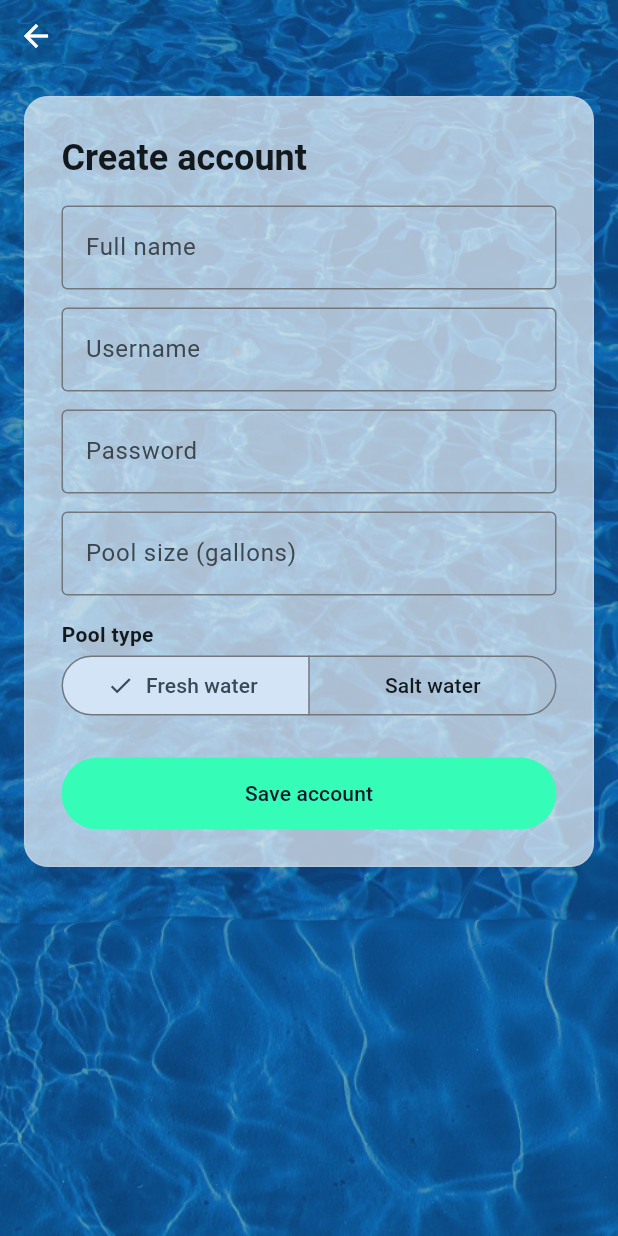
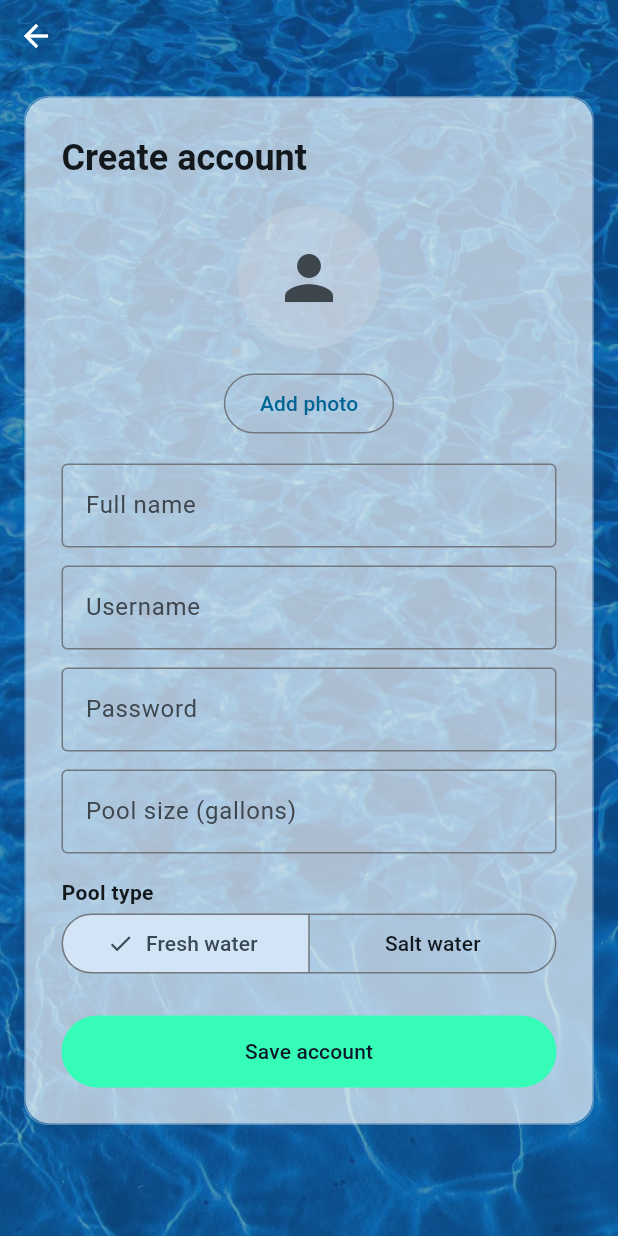
Before and after one commit to rainbow82/SoakSafeFlutter, a Flutter app: the CreateAccountScreen screen opened by its route, on a phone screen of 412 x 824 dp. Run offline on Flutter 3.47's test engine with Material 3 defaults, Android fonts, the phone set to English and light mode, and no system bars; our stand-ins replace file_picker, go_router, image_picker, local_auth, pdf, share_plus and 2 more; missing offline and left inert: pointycastle; accounts and stored records are empty.

Commit message:
fixed UI things that broke with flutter transisiton, setup iOS

```diff
--- a/lib/app_state.dart
+++ b/lib/app_state.dart
@@ -34,6 +34,7 @@ class AppState extends ChangeNotifier {
     currentUserId = null;
     currentUsername = null;
     await sessionService.clearSession();
+    await sessionService.clearBiometricEnrollment();
     notifyListeners();
   }
 }
--- a/lib/core/constants/app_strings.dart
+++ b/lib/core/constants/app_strings.dart
@@ -39,6 +39,11 @@ abstract final class AppStrings {
       'Remove this report entry permanently? This cannot be undone.';
   static const profileTitle = 'Profile';
   static const profileSaved = 'Profile updated.';
+  static const profilePhotoAdd = 'Add photo';
+  static const profilePhotoChange = 'Change photo';
+  static const profilePhotoRemove = 'Remove photo';
+  static const profilePhotoSaveFailed = 'Could not save your photo. Try another image.';
+  static const menuProfile = 'Profile';
   static const logout = 'Log out';
   static const pdfExportMenu = 'Export PDF';
   static const pdfReportDocumentTitle = 'SoakSafe — Maintenance Report';
--- a/lib/core/theme/soaksafe_colors.dart
+++ b/lib/core/theme/soaksafe_colors.dart
@@ -16,7 +16,7 @@ abstract final class SoakSafeColors {
   static const bottomBarBg = Color(0xFFDCD4E8);
   static const scrim = Color(0x661A2B45);
   static const dialogSurface = Color(0xFFFFFFFF);
-  static const checkboxChecked = Color(0xFF6D28D9);
+  static const checkboxChecked = saveButton;
   static const reportHeader = Color(0xFF006494);
   static const reportRowAlt = Color(0xFFF7F9FC);
 }
--- a/lib/widgets/frosted_card.dart
+++ b/lib/widgets/frosted_card.dart
@@ -18,11 +18,15 @@ class FrostedCard extends StatelessWidget {
     return Container(
       margin: margin,
       decoration: BoxDecoration(
-        color: SoakSafeColors.frostedSurface,
         borderRadius: BorderRadius.circular(16),
         border: Border.all(color: SoakSafeColors.frostedOutline),
       ),
-      child: Padding(padding: padding, child: child),
+      clipBehavior: Clip.antiAlias,
+      child: Material(
+        color: SoakSafeColors.frostedSurface,
+        borderRadius: BorderRadius.circular(16),
+        child: Padding(padding: padding, child: child),
+      ),
     );
   }
 }
--- /dev/null
+++ b/lib/widgets/profile_photo_section.dart
@@ -0,0 +1,80 @@
+import 'dart:io';
+
+import 'package:flutter/material.dart';
+import 'package:image_picker/image_picker.dart';
+import 'package:soaksafe/core/constants/app_strings.dart';
+import 'package:soaksafe/core/theme/soaksafe_colors.dart';
+
+class ProfilePhotoSection extends StatefulWidget {
+  const ProfilePhotoSection({
+    super.key,
+    this.initialFile,
+    this.onChanged,
+  });
+
+  final File? initialFile;
+  final void Function(File? previewFile, bool removeExisting)? onChanged;
+
+  @override
+  State<ProfilePhotoSection> createState() => _ProfilePhotoSectionState();
+}
+
+class _ProfilePhotoSectionState extends State<ProfilePhotoSection> {
+  File? _preview;
+  bool _removeExisting = false;
+
+  bool get _hasPhoto => !_removeExisting && (_preview != null || widget.initialFile != null);
+
+  File? get _displayFile =>
+      _removeExisting ? null : (_preview ?? widget.initialFile);
+
+  Future<void> _pickPhoto() async {
+    final picked = await ImagePicker().pickImage(
+      source: ImageSource.gallery,
+      maxWidth: 512,
+      maxHeight: 512,
+      imageQuality: 88,
+    );
+    if (picked == null || !mounted) return;
+    setState(() {
+      _preview = File(picked.path);
+      _removeExisting = false;
+    });
+    widget.onChanged?.call(_preview, false);
+  }
+
+  void _removePhoto() {
+    setState(() {
+      _preview = null;
+      _removeExisting = true;
+    });
+    widget.onChanged?.call(null, true);
+  }
+
+  @override
+  Widget build(BuildContext context) {
+    final file = _displayFile;
+    return Column(
+      children: [
+        CircleAvatar(
+          radius: 48,
+          backgroundColor: SoakSafeColors.frostedOutline,
+          backgroundImage: file != null ? FileImage(file) : null,
+          child: file == null
+              ? const Icon(Icons.person, size: 48, color: SoakSafeColors.homeFormOnSurfaceVariant)
+              : null,
+        ),
+        const SizedBox(height: 12),
+        OutlinedButton(
+          onPressed: _pickPhoto,
+          child: Text(_hasPhoto ? AppStrings.profilePhotoChange : AppStrings.profilePhotoAdd),
+        ),
+        if (_hasPhoto)
+          TextButton(
+            onPressed: _removePhoto,
+            child: const Text(AppStrings.profilePhotoRemove),
+          ),
+      ],
+    );
+  }
+}
```
Also changed, not shown: lib/core/services/profile_image_store.dart (added, +45 -0 lines), lib/core/theme/soaksafe_theme.dart (+9 -0 lines), lib/screens/create_account_screen.dart (+24 -1 lines), lib/screens/maintenance_screen.dart (+77 -18 lines), lib/screens/profile_screen.dart (+68 -10 lines), 13 other files.
